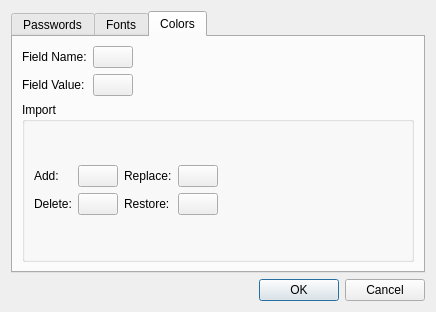
petr-panteleyev/cpp, file apps/password_manager/src/settings/settingsdialog.ui: the form before one commit.
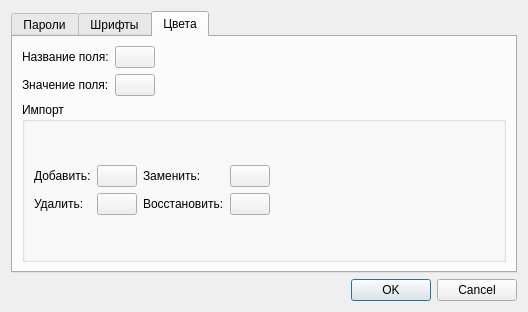
The form after the commit. The open tabs and pages were chosen to show the change.

Commit message:
Password Manager 25.3.1
* Card list context menu
* Usability improvements

The edit to the form file:
```diff
--- a/apps/password_manager/src/settings/settingsdialog.ui
+++ b/apps/password_manager/src/settings/settingsdialog.ui
@@ -6,7 +6,7 @@
    <rect>
     <x>0</x>
     <y>0</y>
-    <width>436</width>
+    <width>528</width>
     <height>312</height>
    </rect>
   </property>
@@ -26,7 +26,7 @@
        </property>
        <widget class="QWidget" name="passwordstTab">
         <attribute name="title">
-         <string>Passwords</string>
+         <string notr="true">Пароли</string>
         </attribute>
         <layout class="QGridLayout" name="gridLayout_6">
          <item row="0" column="0">
@@ -142,7 +142,7 @@
        </widget>
        <widget class="QWidget" name="tab">
         <attribute name="title">
-         <string>Fonts</string>
+         <string notr="true">Шрифты</string>
         </attribute>
         <layout class="QGridLayout" name="gridLayout_8">
          <item row="0" column="0">
@@ -204,7 +204,7 @@
        </widget>
        <widget class="QWidget" name="colorTab">
         <attribute name="title">
-         <string>Colors</string>
+         <string notr="true">Цвета</string>
         </attribute>
         <layout class="QGridLayout" name="gridLayout_5">
          <item row="0" column="0">
@@ -214,7 +214,7 @@
              <item row="0" column="0">
               <widget class="QLabel" name="label">
                <property name="text">
-                <string>Field Name:</string>
+                <string notr="true">Название поля:</string>
                </property>
               </widget>
              </item>
@@ -228,7 +228,7 @@
              <item row="1" column="0">
               <widget class="QLabel" name="label_2">
                <property name="text">
-                <string>Field Value:</string>
+                <string notr="true">Значение поля:</string>
                </property>
               </widget>
              </item>
@@ -259,7 +259,7 @@
          <item row="1" column="0">
           <widget class="QGroupBox" name="groupBox">
            <property name="title">
-            <string>Import</string>
+            <string notr="true">Импорт</string>
            </property>
            <layout class="QGridLayout" name="gridLayout_4">
             <item row="0" column="0">
@@ -269,7 +269,7 @@
                 <item row="0" column="0">
                  <widget class="QLabel" name="label_3">
                   <property name="text">
-                   <string>Add:</string>
+                   <string notr="true">Добавить:</string>
                   </property>
                  </widget>
                 </item>
@@ -283,7 +283,7 @@
                 <item row="0" column="2">
                  <widget class="QLabel" name="label_4">
                   <property name="text">
-                   <string>Replace:</string>
+                   <string notr="true">Заменить:</string>
                   </property>
                   <property name="margin">
                    <number>0</number>
@@ -300,7 +300,7 @@
                 <item row="1" column="0">
                  <widget class="QLabel" name="label_5">
                   <property name="text">
-                   <string>Delete:</string>
+                   <string notr="true">Удалить:</string>
                   </property>
                  </widget>
                 </item>
@@ -314,7 +314,7 @@
                 <item row="1" column="2">
                  <widget class="QLabel" name="label_6">
                   <property name="text">
-                   <string>Restore:</string>
+                   <string notr="true">Восстановить:</string>
                   </property>
                   <property name="margin">
                    <number>0</number>
```
Left out of the diff: 18 changed lines with no effect on the pictures. The commit also changes 11 other files.
